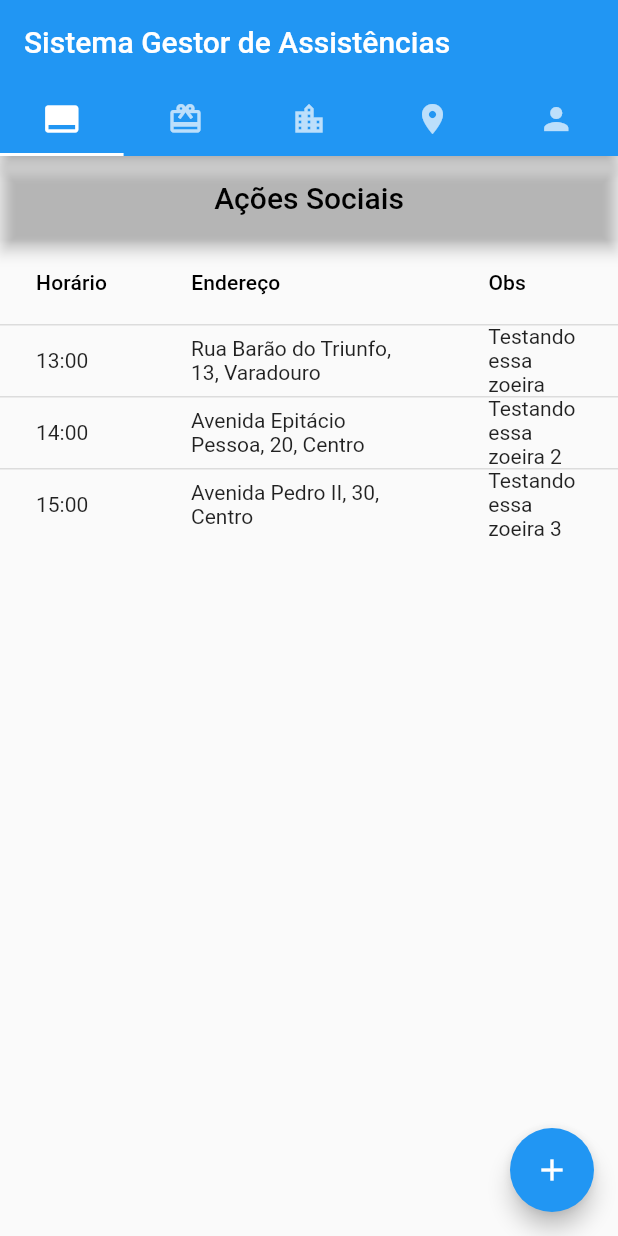
After one commit to EvandroAlbuquerque/sga_frontend_flutter, a Flutter app: the screen it shows after launch, on a phone screen of 412 x 824 dp. The commit adds this screen. Run offline on Flutter 3.47's test engine with Material 2 defaults, Android fonts, the phone set to English and light mode, and no system bars.

Commit message:
Add tables to modules. TabBarModules renamed to MainTabBar.

```diff
--- /dev/null
+++ b/lib/Screens/MainTabBar.dart
@@ -0,0 +1,235 @@
+import 'package:flutter/material.dart';
+
+class MainTabBar extends StatelessWidget {
+  final _formKey = GlobalKey<FormState>();
+
+  @override
+  Widget build(BuildContext context) {
+    return MaterialApp(
+      home: DefaultTabController(
+        length: 5,
+        child: Scaffold(
+          appBar: AppBar(
+            bottom: TabBar(
+              tabs: [
+                Tab(
+                  icon: Icon(Icons.call_to_action),
+                ),
+                Tab(
+                  icon: Icon(Icons.card_giftcard),
+                ),
+                Tab(
+                  icon: Icon(Icons.location_city),
+                ),
+                Tab(
+                  icon: Icon(Icons.place),
+                ),
+                Tab(
+                  icon: Icon(Icons.person),
+                ),
+              ],
+            ),
+            title: Text('Sistema Gestor de Assistências'),
+          ),
+          body: TabBarView(
+            children: [
+              Container(
+                  child: Scaffold(
+                appBar: AppBar(
+                  title: Text(
+                    "Ações Sociais",
+                    style: TextStyle(color: Colors.black),
+                  ),
+                  centerTitle: true,
+                  backgroundColor: Colors.transparent,
+                ),
+                body: Column(
+                  children: <Widget>[
+                    DataTable(
+                      columns: [
+                        DataColumn(
+                          label: Text('Horário'),
+                        ),
+                        DataColumn(
+                          label: Text('Endereço'),
+                        ),
+                        DataColumn(label: Text('Obs'),),
+                      ],
+                      rows: [
+                        DataRow(cells: [
+                          DataCell(Text('13:00'),),
+                          DataCell(Text('Rua Barão do Triunfo, 13, Varadouro'),),
+                          DataCell(Text('Testando essa zoeira'),)
+                        ]),
+                        DataRow(cells: [
+                          DataCell(Text('14:00'),),
+                          DataCell(Text('Avenida Epitácio Pessoa, 20, Centro'),),
+                          DataCell(Text('Testando essa zoeira 2'),)
+                        ]),
+                        DataRow(cells: [
+                          DataCell(Text('15:00'),),
+                          DataCell(Text('Avenida Pedro II, 30, Centro'),),
+                          DataCell(Text('Testando essa zoeira 3'),)
+                        ]),
+                      ],
+                    )
+                  ],
+                ),
+                floatingActionButton: FloatingActionButton(
+                    onPressed: () {}, child: Icon(Icons.add),),
+              ),),
+              Container(
+                  child: Scaffold(
+                appBar: AppBar(
+                  title: Text(
+                    "Doações",
+                    style: TextStyle(color: Colors.black),
+                  ),
+                  centerTitle: true,
+                  backgroundColor: Colors.transparent,
+                ),
+                body: DataTable(
+                  columns: [
+                    DataColumn(label: Text('Horário'),),
+                    DataColumn(label: Text('Endereço'),),
+                    DataColumn(label: Text('Obs'),),
+                  ],
+                  rows: [
+                    DataRow(cells: [
+                      DataCell(Text('13:00'),),
+                      DataCell(Text('Rua Barão do Triunfo, 13, Varadouro'),),
+                      DataCell(Text('Testando essa zoeira'),)
+                    ]),
+                    DataRow(cells: [
+                      DataCell(Text('14:00'),),
+                      DataCell(Text('Avenida Epitácio Pessoa, 20, Centro'),),
+                      DataCell(Text('Testando essa zoeira 2'),)
+                    ]),
+                    DataRow(cells: [
+                      DataCell(Text('15:00'),),
+                      DataCell(Text('Avenida Pedro II, 30, Centro'),),
+                      DataCell(Text('Testando essa zoeira 3'),)
+                    ]),
+                  ],
+                ),
+                floatingActionButton: FloatingActionButton(
+                    onPressed: () {}, child: Icon(Icons.add),),
+              ),),
+              Container(
+                  child: Scaffold(
+                appBar: AppBar(
+                  title: Text(
+                    "Instituições Sociais",
+                    style: TextStyle(color: Colors.black),
+                  ),
+                  centerTitle: true,
+                  backgroundColor: Colors.transparent,
+                ),
+                body: DataTable(
+                  columns: [
+                    DataColumn(label: Text('Horário'),),
+                    DataColumn(label: Text('Endereço'),),
+                    DataColumn(label: Text('Obs'),),
+                  ],
+                  rows: [
+                    DataRow(cells: [
+                      DataCell(Text('13:00'),),
+                      DataCell(Text('Rua Barão do Triunfo, 13, Varadouro'),),
+                      DataCell(Text('Testando essa zoeira'),)
+                    ]),
+                    DataRow(cells: [
+                      DataCell(Text('14:00'),),
+                      DataCell(Text('Avenida Epitácio Pessoa, 20, Centro'),),
+                      DataCell(Text('Testando essa zoeira 2'),)
+                    ]),
+                    DataRow(cells: [
+                      DataCell(Text('15:00'),),
+                      DataCell(Text('Avenida Pedro II, 30, Centro'),),
+                      DataCell(Text('Testando essa zoeira 3'),)
+                    ]),
+                  ],
+                ),
+                floatingActionButton: FloatingActionButton(
+                    onPressed: () {}, child: Icon(Icons.add),),
+              ),),
+              Container(
+                  child: Scaffold(
+                appBar: AppBar(
+                  title: Text(
+                    "Pontos Carentes",
+                    style: TextStyle(color: Colors.black),
+                  ),
+                  centerTitle: true,
+                  backgroundColor: Colors.transparent,
+                ),
+                body: DataTable(
+                  columns: [
+                    DataColumn(label: Text('Horário'),),
+                    DataColumn(label: Text('Endereço'),),
+                    DataColumn(label: Text('Obs'),),
+                  ],
+                  rows: [
+                    DataRow(cells: [
+                      DataCell(Text('13:00'),),
+                      DataCell(Text('Rua Barão do Triunfo, 13, Varadouro'),),
+                      DataCell(Text('Testando essa zoeira'),)
+                    ]),
+                    DataRow(cells: [
+                      DataCell(Text('14:00'),),
+                      DataCell(Text('Avenida Epitácio Pessoa, 20, Centro'),),
+                      DataCell(Text('Testando essa zoeira 2'),)
+                    ]),
+                    DataRow(cells: [
+                      DataCell(Text('15:00'),),
+                      DataCell(Text('Avenida Pedro II, 30, Centro'),),
+                      DataCell(Text('Testando essa zoeira 3'),)
+                    ]),
+                  ],
+                ),
+                floatingActionButton: FloatingActionButton(
+                    onPressed: () {}, child: Icon(Icons.add),),
+              ),),
+              Container(
+                  child: Scaffold(
+                appBar: AppBar(
+                  title: Text(
+                    "Voluntários",
+                    style: TextStyle(color: Colors.black),
+                  ),
+                  centerTitle: true,
+                  backgroundColor: Colors.transparent,
+                ),
+                body: DataTable(
+                  columns: [
+                    DataColumn(label: Text('Horário'),),
+                    DataColumn(label: Text('Endereço'),),
+                    DataColumn(label: Text('Obs'),),
+                  ],
+                  rows: [
+                    DataRow(cells: [
+                      DataCell(Text('13:00'),),
+                      DataCell(Text('Rua Barão do Triunfo, 13, Varadouro'),),
+                      DataCell(Text('Testando essa zoeira'),)
+                    ]),
+                    DataRow(cells: [
+                      DataCell(Text('14:00'),),
+                      DataCell(Text('Avenida Epitácio Pessoa, 20, Centro'),),
+                      DataCell(Text('Testando essa zoeira 2'),)
+                    ]),
+                    DataRow(cells: [
+                      DataCell(Text('15:00'),),
+                      DataCell(Text('Avenida Pedro II, 30, Centro'),),
+                      DataCell(Text('Testando essa zoeira 3'),)
+                    ]),
+                  ],
+                ),
+                floatingActionButton: FloatingActionButton(
+                    onPressed: () {}, child: Icon(Icons.add),),
+              ),),
+            ],
+          ),
+        ),
+      ),
+    );
+  }
+}
--- a/lib/main.dart
+++ b/lib/main.dart
@@ -3,6 +3,6 @@
 // found in the LICENSE file.
 
 import 'package:flutter/material.dart';
-import 'package:sga_frontend_flutter/Screens/TabBarModules.dart';
+import 'package:sga_frontend_flutter/Screens/MainTabBar.dart';
 
-void main() => runApp(TabBarModules());
+void main() => runApp(MainTabBar());
```
Also changed, not shown: lib/Screens/TabBarModules.dart (deleted, +0 -220 lines).
